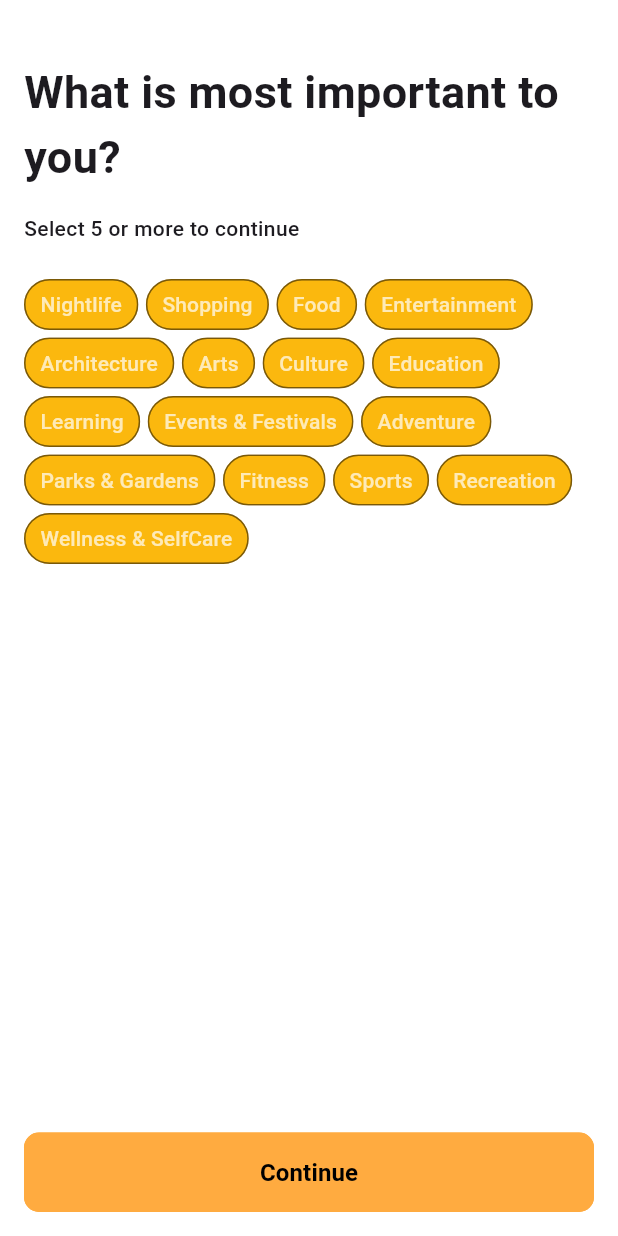
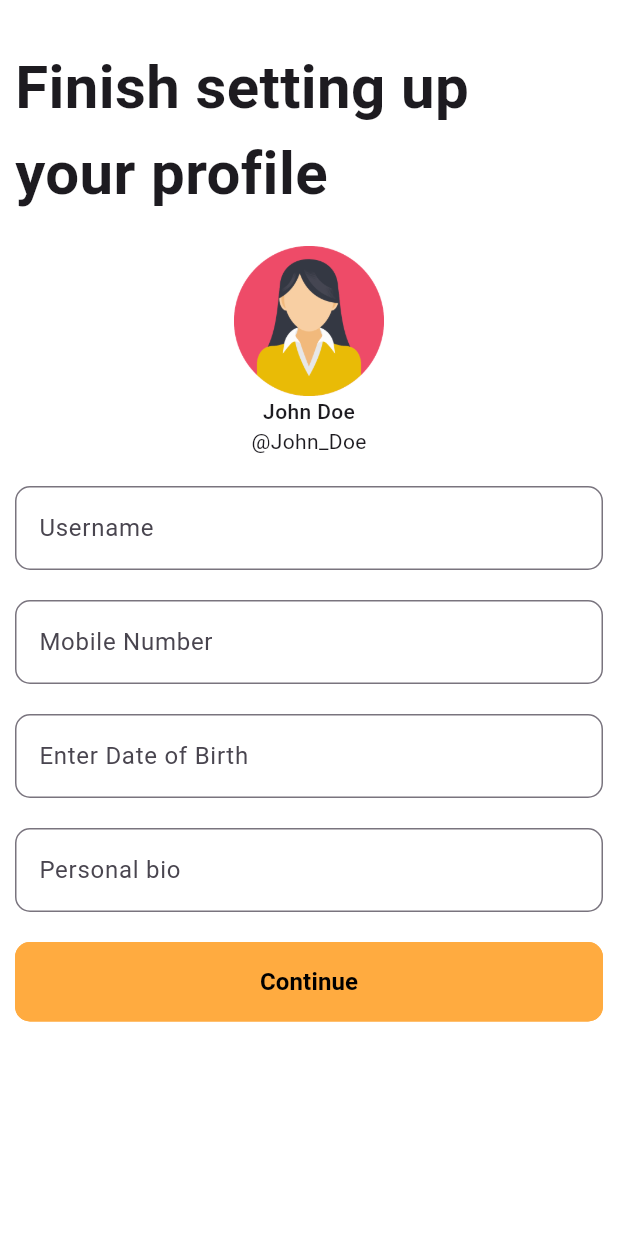
Before and after one commit to jumapaul/curiocity, a Flutter app: the UserTopicPreferenceView screen opened by its route, after a tap on "Continue", on a phone screen of 412 x 824 dp. Run offline on Flutter 3.47's test engine with Material 3 defaults, Android fonts, the phone set to English and light mode, and no system bars; our stand-ins replace flutter_svg, get; project files that could hold a hidden picture were left out.

Commit message:
setting up profile

```diff
--- a/lib/app/common/dimens/dimens.dart
+++ b/lib/app/common/dimens/dimens.dart
@@ -1,3 +1,5 @@
+import 'package:flutter/material.dart';
+
 const extraSmallSize = 4.0;
 const smallSize = 8.0;
 const normalSize = 14.0;
@@ -5,3 +7,39 @@ const mediumSize = 16.0;
 const largeSize = 24.0;
 const extraLargeSize = 30.0;
 const extraExtraLargeSize = 40.0;
+
+class AppTextStyles{
+  static const headerStyle = TextStyle(
+    fontSize: extraExtraLargeSize,
+    fontWeight: FontWeight.bold,
+  );
+
+  static const subHeaderStyle = TextStyle(
+    fontSize: normalSize,
+    fontWeight: FontWeight.w500,
+  );
+
+  static const largeVerticalSpacing = SizedBox(
+    height: 30,
+  );
+
+  static const mediumVerticalSpacing = SizedBox(
+    height: 20,
+  );
+
+  static const smallVerticalSpacing = SizedBox(
+    height: 10,
+  );
+
+  static const largeHorizontalSpacing = SizedBox(
+    width: 30,
+  );
+
+  static const mediumHorizontalSpacing = SizedBox(
+    width: 20,
+  );
+
+  static const smallHorizontalSpacing = SizedBox(
+    width: 10,
+  );
+}
--- /dev/null
+++ b/lib/app/common/utils/utils.dart
@@ -0,0 +1,3 @@
+import 'dart:ui';
+
+import '../dimens/dimens.dart';
--- a/lib/app/modules/auth/forgot_password/views/forgot_password_view.dart
+++ b/lib/app/modules/auth/forgot_password/views/forgot_password_view.dart
@@ -65,6 +65,7 @@ class ForgotPasswordView extends GetView<ForgotPasswordController> {
             ),
             InputTextFieldWidget(
               hintText: "Type your email here",
+              labelText: "Email",
               editingController: controller.emailController,
             ),
             const SizedBox(
--- a/lib/app/modules/auth/login_screen/views/login_screen_view.dart
+++ b/lib/app/modules/auth/login_screen/views/login_screen_view.dart
@@ -35,11 +35,13 @@ class LoginScreenView extends GetView<LoginScreenController> {
                 const SizedBox(height: mediumSize),
                 InputTextFieldWidget(
                   hintText: 'Email Address',
+                  labelText: "Email address",
                   editingController: controller.emailAddressController,
                 ),
                 const SizedBox(height: mediumSize),
                 PasswordTextFieldWidget(
                   hintText: "Password",
+                  labelText: "Password",
                   passwordTextEditController: controller.passwordController,
                 ),
                 const SizedBox(height: mediumSize),
--- a/lib/app/modules/auth/login_screen/views/widget/InputTextFieldWidget.dart
+++ b/lib/app/modules/auth/login_screen/views/widget/InputTextFieldWidget.dart
@@ -2,10 +2,12 @@ import 'package:flutter/material.dart';
 
 class InputTextFieldWidget extends StatefulWidget {
   final String hintText;
+  final String? labelText;
+  final TextInputType? inputType;
   final TextEditingController editingController;
 
   const InputTextFieldWidget(
-      {super.key, required this.hintText, required this.editingController});
+      {super.key, required this.hintText, required this.editingController, this.labelText, this.inputType});
 
   @override
   State<InputTextFieldWidget> createState() => _InputTextFieldWidgetState();
@@ -15,6 +17,7 @@ class _InputTextFieldWidgetState extends State<InputTextFieldWidget> {
   @override
   Widget build(BuildContext context) {
     return TextField(
+      keyboardType: widget.inputType,
       controller: widget.editingController,
       decoration: InputDecoration(
         border: OutlineInputBorder(
@@ -24,6 +27,7 @@ class _InputTextFieldWidgetState extends State<InputTextFieldWidget> {
             borderRadius: BorderRadius.circular(10),
             borderSide: const BorderSide(color: Colors.black, width: 1)),
         hintText: widget.hintText,
+        labelText: widget.labelText
       ),
     );
   }
@@ -31,12 +35,13 @@ class _InputTextFieldWidgetState extends State<InputTextFieldWidget> {
 
 class PasswordTextFieldWidget extends StatefulWidget {
   final String hintText;
+  final String labelText;
   final TextEditingController passwordTextEditController;
 
   const PasswordTextFieldWidget(
       {super.key,
       required this.hintText,
-      required this.passwordTextEditController});
+      required this.passwordTextEditController, required this.labelText});
 
   @override
   State<PasswordTextFieldWidget> createState() =>
@@ -65,6 +70,7 @@ class _PasswordTextFieldWidgetState extends State<PasswordTextFieldWidget> {
               borderRadius: BorderRadius.circular(10),
               borderSide: const BorderSide(color: Colors.black, width: 1)),
           hintText: widget.hintText,
+          labelText: widget.labelText,
           suffixIcon: IconButton(
               onPressed: () {
                 _toggleVisibility();
--- a/lib/app/modules/auth/sign_up_screen/views/sign_up_screen_view.dart
+++ b/lib/app/modules/auth/sign_up_screen/views/sign_up_screen_view.dart
@@ -48,21 +48,25 @@ class SignUpScreenView extends GetView<SignUpScreenController> {
                 const SizedBox(height: mediumSize),
                 InputTextFieldWidget(
                   hintText: "Input Full Name",
+                  labelText: "Fullname",
                   editingController: controller.fullNameController,
                 ),
                 const SizedBox(height: mediumSize),
                 InputTextFieldWidget(
                   hintText: "Input Email Address",
+                  labelText: "Email address",
                   editingController: controller.emailAddressController,
                 ),
                 const SizedBox(height: mediumSize),
                 PasswordTextFieldWidget(
                   hintText: "Input Password",
+                  labelText: "Password",
                   passwordTextEditController: controller.passwordController,
                 ),
                 const SizedBox(height: mediumSize),
                 PasswordTextFieldWidget(
                   hintText: "Confirm Password",
+                  labelText: "Confirm password",
                   passwordTextEditController:
                       controller.confirmPasswordController,
                 ),
--- a/lib/app/modules/auth/verify_email_screen/views/verify_email_screen_view.dart
+++ b/lib/app/modules/auth/verify_email_screen/views/verify_email_screen_view.dart
@@ -61,6 +61,7 @@ class VerifyEmailScreenView extends GetView<VerifyEmailScreenController> {
                 ),
                 InputTextFieldWidget(
                   hintText: "Type your code here",
+                  labelText: "Enter code",
                   editingController: controller.confirmCodeController,
                 ),
                 const SizedBox(
--- /dev/null
+++ b/lib/app/modules/preferences/preference_notification/model/permissions.dart
@@ -0,0 +1,6 @@
+class Permissions {
+  final String title;
+  final String subTitle;
+
+  Permissions({required this.title, required this.subTitle});
+}
--- a/lib/app/modules/preferences/user_topic_preference/controllers/user_topic_preference_controller.dart
+++ b/lib/app/modules/preferences/user_topic_preference/controllers/user_topic_preference_controller.dart
@@ -7,17 +7,16 @@ class UserTopicPreferenceController extends GetxController {
     "Food",
     "Entertainment",
     "Architecture",
-    "Arts",
-    "Culture",
-    "Education",
-    "Learning",
+    "Arts & Culture",
+    "Education & Learning",
     "Events & Festivals",
     "Adventure",
     "Parks & Gardens",
     "Fitness",
-    "Sports",
-    "Recreation",
+    "Sports & Recreation",
     "Wellness & SelfCare",
+    "Technology & Innovation",
+    "Volunteering & charity"
   ]);
 
   @override
--- a/lib/app/modules/preferences/user_topic_preference/views/user_topic_preference_view.dart
+++ b/lib/app/modules/preferences/user_topic_preference/views/user_topic_preference_view.dart
@@ -8,16 +8,6 @@ import '../controllers/user_topic_preference_controller.dart';
 
 class UserTopicPreferenceView extends GetView<UserTopicPreferenceController> {
   const UserTopicPreferenceView({super.key});
-
-  static const headerStyle = TextStyle(
-    fontSize: extraLargeSize,
-    fontWeight: FontWeight.bold,
-  );
-
-  static const subHeaderStyle = TextStyle(
-    fontSize: normalSize,
-    fontWeight: FontWeight.w500,
-  );
 
   static var chipTextStyle = TextStyle(
     fontSize: 14,
@@ -38,14 +28,15 @@ class UserTopicPreferenceView extends GetView<UserTopicPreferenceController> {
             crossAxisAlignment: CrossAxisAlignment.start,
             children: [
               const SizedBox(height: largeSize),
-              const Text("What is most important to you?", style: headerStyle),
+              const Text("What is most important to you?",
+                  style: AppTextStyles.headerStyle),
               const SizedBox(height: mediumSize),
               buildSubHeader(),
               const SizedBox(height: largeSize),
               Expanded(child: buildTopicsGrid()),
               OutlinedButtonWidget(
                 onClick: () {
-                  Get.toNamed(Routes.USER_TOPIC_PREFERENCE);
+                  Get.toNamed(Routes.SETTING_UP_PROFILE);
                 },
                 name: "Continue",
               ),
@@ -57,7 +48,8 @@ class UserTopicPreferenceView extends GetView<UserTopicPreferenceController> {
   }
 
   Widget buildSubHeader() {
-    return const Text("Select 5 or more to continue", style: subHeaderStyle);
+    return const Text("Select 5 or more to continue",
+        style: AppTextStyles.subHeaderStyle);
   }
 
   Widget buildTopicsGrid() {
--- /dev/null
+++ b/lib/app/modules/setting_up_profile/bindings/setting_up_profile_binding.dart
@@ -0,0 +1,12 @@
+import 'package:get/get.dart';
+
+import '../controllers/setting_up_profile_controller.dart';
+
+class SettingUpProfileBinding extends Bindings {
+  @override
+  void dependencies() {
+    Get.lazyPut<SettingUpProfileController>(
+      () => SettingUpProfileController(),
+    );
+  }
+}
--- /dev/null
+++ b/lib/app/modules/setting_up_profile/controllers/setting_up_profile_controller.dart
@@ -0,0 +1,23 @@
+import 'package:flutter/cupertino.dart';
+import 'package:get/get.dart';
+
+class SettingUpProfileController extends GetxController {
+  TextEditingController usernameEditController = TextEditingController();
+  TextEditingController mobileNumberEditController = TextEditingController();
+  TextEditingController personalBioEditController = TextEditingController();
+
+  @override
+  void onInit() {
+    super.onInit();
+  }
+
+  @override
+  void onReady() {
+    super.onReady();
+  }
+
+  @override
+  void onClose() {
+    super.onClose();
+  }
+}
--- /dev/null
+++ b/lib/app/modules/setting_up_profile/views/setting_up_profile_view.dart
@@ -0,0 +1,89 @@
+import 'package:curiocity/app/common/dimens/dimens.dart';
+import 'package:curiocity/app/common/widget/outlined_button.dart';
+import 'package:curiocity/app/modules/auth/login_screen/views/widget/InputTextFieldWidget.dart';
+import 'package:flutter/material.dart';
+
+import 'package:get/get.dart';
+
+import '../../../routes/app_pages.dart';
+import '../controllers/setting_up_profile_controller.dart';
+
+class SettingUpProfileView extends GetView<SettingUpProfileController> {
+  const SettingUpProfileView({super.key});
+
+  @override
+  Widget build(BuildContext context) {
+    return Scaffold(
+        body: Padding(
+      padding: const EdgeInsets.all(10),
+      child: SafeArea(
+        child: SingleChildScrollView(
+          child: Column(
+            children: [
+              AppTextStyles.mediumVerticalSpacing,
+              const Text(
+                "Finish setting up your profile",
+                style: AppTextStyles.headerStyle,
+              ),
+              AppTextStyles.mediumVerticalSpacing,
+              _profileView(),
+              AppTextStyles.mediumVerticalSpacing,
+              InputTextFieldWidget(
+                hintText: "Type username",
+                editingController: controller.usernameEditController,
+                labelText: "Username",
+              ),
+              AppTextStyles.mediumVerticalSpacing,
+              InputTextFieldWidget(
+                  inputType: TextInputType.phone,
+                  hintText: "Enter mobile number",
+                  editingController: controller.mobileNumberEditController,
+                  labelText: "Mobile Number"),
+              AppTextStyles.mediumVerticalSpacing,
+              InputTextFieldWidget(
+                  inputType: TextInputType.phone,
+                  hintText: "Enter Date of Birth",
+                  editingController: controller.mobileNumberEditController,
+              ),
+              AppTextStyles.mediumVerticalSpacing,
+
+              InputTextFieldWidget(
+                  hintText: "Write about yourself",
+                  editingController: controller.personalBioEditController,
+                  labelText: "Personal bio"),
+
+              AppTextStyles.mediumVerticalSpacing,
+
+              OutlinedButtonWidget(
+                  onClick: (){
+                    Get.toNamed(Routes.PREFERENCE_NOTIFICATION);
+                  },
+                  name: "Continue")
+
+            ],
+          ),
+        ),
+      ),
+    ));
+  }
+
+  Widget _profileView() {
+    return Column(
+      crossAxisAlignment: CrossAxisAlignment.center,
+      children: [
+        Image.asset(
+          "assets/images/profile.png",
+          height: 100,
+          width: 100,
+        ),
+        const Text(
+          "John Doe",
+          style: AppTextStyles.subHeaderStyle,
+        ),
+        const Text(
+          "@John_Doe",
+        ),
+      ],
+    );
+  }
+}
--- a/lib/app/routes/app_routes.dart
+++ b/lib/app/routes/app_routes.dart
@@ -14,6 +14,8 @@ abstract class Routes {
   static const SEND_PASSWORD_RESET = _Paths.SEND_PASSWORD_RESET;
   static const USER_CATEGORY_PREFERENCE = _Paths.USER_CATEGORY_PREFERENCE;
   static const USER_TOPIC_PREFERENCE = _Paths.USER_TOPIC_PREFERENCE;
+  static const SETTING_UP_PROFILE = _Paths.SETTING_UP_PROFILE;
+  static const PREFERENCE_NOTIFICATION = _Paths.PREFERENCE_NOTIFICATION;
 }
 
 abstract class _Paths {
@@ -29,4 +31,6 @@ abstract class _Paths {
   static const SEND_PASSWORD_RESET = '/send-password-reset';
   static const USER_CATEGORY_PREFERENCE = '/user-category-preference';
   static const USER_TOPIC_PREFERENCE = '/user-topic-preference';
+  static const SETTING_UP_PROFILE = '/setting-up-profile';
+  static const PREFERENCE_NOTIFICATION = '/preference-notification';
 }
```
Also changed, not shown: lib/app/modules/preferences/preference_notification/bindings/preference_notification_binding.dart (added, +12 -0 lines), lib/app/modules/preferences/preference_notification/controllers/preference_notification_controller.dart (added, +23 -0 lines), lib/app/modules/preferences/preference_notification/views/preference_notification_view.dart (added, +125 -0 lines), lib/app/modules/preferences/user_category_preference/controllers/user_category_preference_controller.dart (+10 -0 lines), lib/app/routes/app_pages.dart (+18 -4 lines), assets/images/profile.png (added).
